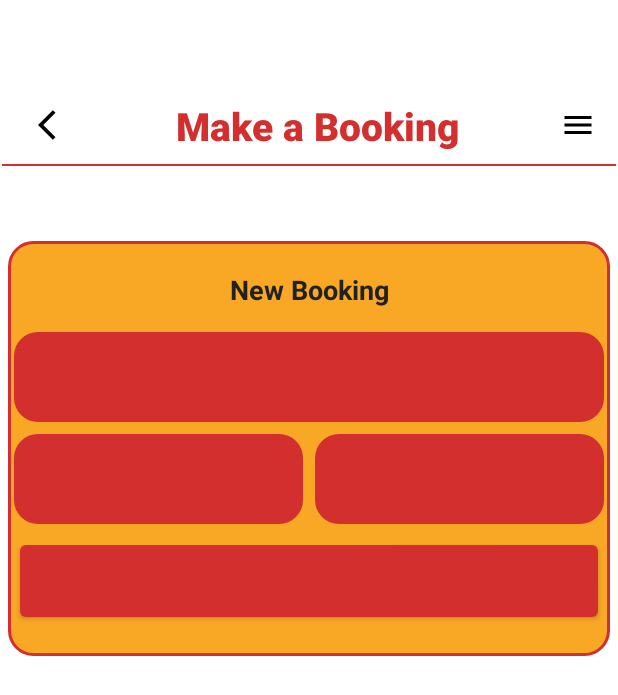
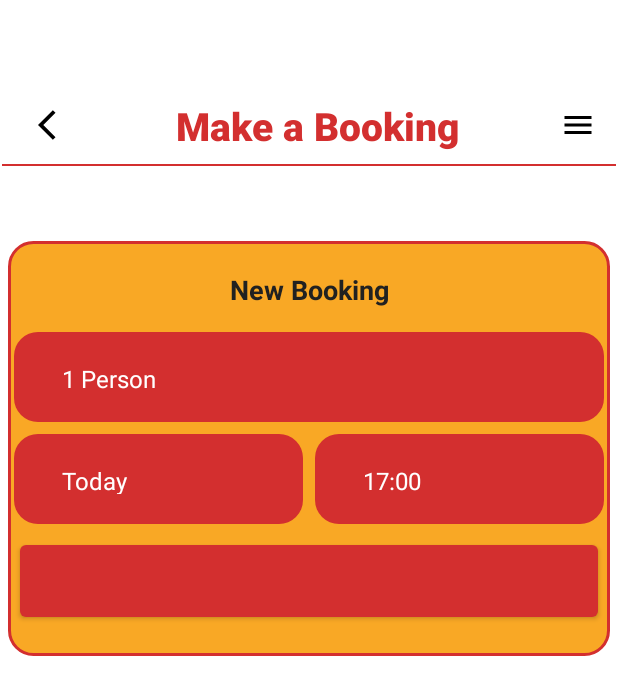
Before and after one commit to Plymouth-COMP2000/design-exercises-Liam8721, an Android app: the GuestMakeBooking screen opened through its navigation route, on a phone screen of 412 x 824 dp. Shown: the top 695 px of the screen. Run offline under Robolectric (Android 15) with nearby library versions, the phone set to English and light mode, and no system bars.

```diff
--- a/app/src/main/res/layout/fragment_staff_home.xml
+++ b/app/src/main/res/layout/fragment_staff_home.xml
@@ -35,7 +35,7 @@
         android:layout_marginStart="16dp"
         android:layout_marginTop="16dp"
         android:layout_marginEnd="16dp"
-        android:text="@string/reservations"
+        android:text="Reservations"
         app:layout_constraintEnd_toEndOf="parent"
         app:layout_constraintStart_toStartOf="parent"
         app:layout_constraintTop_toBottomOf="@+id/StaffMenuButton"
--- a/app/src/main/res/navigation/navgraph.xml
+++ b/app/src/main/res/navigation/navgraph.xml
@@ -3,7 +3,7 @@
     xmlns:app="http://schemas.android.com/apk/res-auto"
     xmlns:tools="http://schemas.android.com/tools"
     android:id="@+id/navgraph"
-    app:startDestination="@id/login">
+    app:startDestination="@id/staffHome2">
 
     <fragment
         android:id="@+id/login"
--- a/app/src/main/res/values/strings.xml
+++ b/app/src/main/res/values/strings.xml
@@ -20,4 +20,34 @@
         <item>Party</item>
         <item>Notes</item>
     </string-array>
+
+    <string-array name="GuestBookingDate">
+        <item>Today</item>
+        <item>Tomorrow</item>
+        <item>Friday, 24th May</item>
+        <item>Saturday, 25th May</item>
+    </string-array>
+
+    <string-array name="GuestBookingParty">
+        <item>1 Person</item>
+        <item>2 People</item>
+        <item>3 People</item>
+        <item>4 People</item>
+        <item>5 People</item>
+        <item>6 People</item>
+        <item>7 People</item>
+        <item>8+ People</item>
+    </string-array>
+
+    <string-array name="GuestBookingTime">
+        <item>17:00</item>
+        <item>17:30</item>
+        <item>18:00</item>
+        <item>18:30</item>
+        <item>19:00</item>
+        <item>19:30</item>
+        <item>20:00</item>
+        <item>20:30</item>
+        <item>21:00</item>
+    </string-array>
 </resources>
```
Also changed, not shown: app/src/main/java/com/example/comp2000/StaffHome.java (+22 -41 lines).
